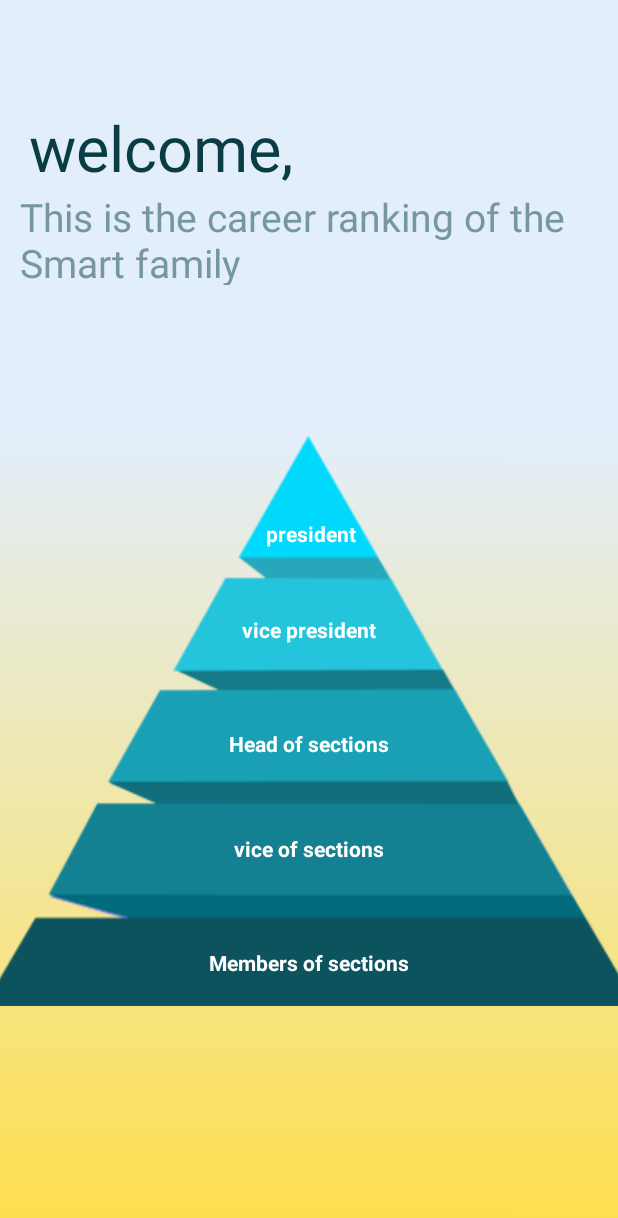
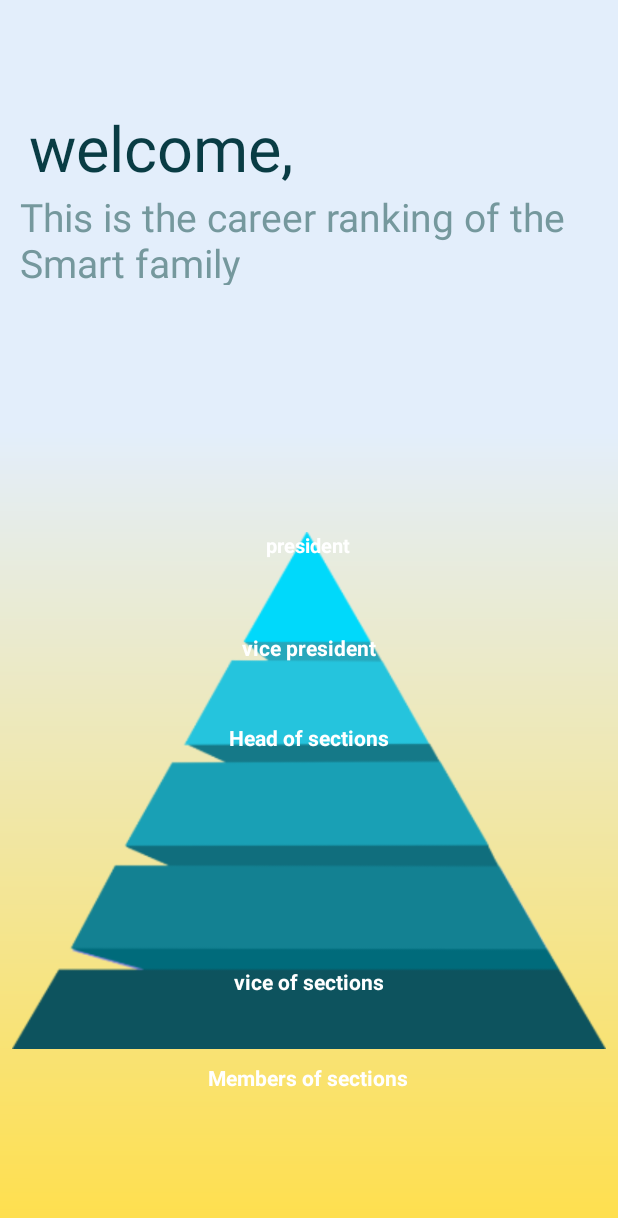
Before and after one commit to AhmedShehatah/SMART_Family, an Android app: the screen it shows after launch (MainActivity), on a phone screen of 412 x 824 dp. Shown: the top 1218 px of the screen. Run offline under Robolectric (Android 15) with nearby library versions, the phone set to English and light mode, and no system bars.

Commit message:
implement BaseFragment + Edit UI.

```diff
--- a/app/build.gradle
+++ b/app/build.gradle
@@ -43,6 +43,8 @@ dependencies {
     implementation 'com.google.android.material:material:1.4.0'
     implementation 'androidx.constraintlayout:constraintlayout:2.1.1'
     implementation 'androidx.legacy:legacy-support-v4:1.0.0'
+    implementation 'androidx.navigation:navigation-fragment-ktx:2.3.5'
+    implementation 'androidx.navigation:navigation-ui-ktx:2.3.5'
     testImplementation 'junit:junit:4.+'
     androidTestImplementation 'androidx.test.ext:junit:1.1.3'
     androidTestImplementation 'androidx.test.espresso:espresso-core:3.4.0'
--- /dev/null
+++ b/app/src/main/java/com/ahmed/smartfamily/BaseFragment.kt
@@ -0,0 +1,59 @@
+package com.ahmed.smartfamily
+
+import android.app.Dialog
+import android.content.Context
+import android.os.Bundle
+import android.view.LayoutInflater
+import android.view.View
+import android.view.ViewGroup
+import androidx.fragment.app.Fragment
+import androidx.viewbinding.ViewBinding
+
+
+abstract class BaseFragment<T : ViewBinding> : Fragment() {
+    //Binding View
+    private var _binding: ViewBinding? = null
+    abstract val bindingInflater: (LayoutInflater, ViewGroup?, Boolean) -> T
+
+    //this will be used in child classes
+    protected val binding: T
+        get() = _binding as T
+
+
+    lateinit var mDialog: Dialog
+
+    fun showProgressDialog(context: Context) {
+        mDialog = Dialog(context)
+        mDialog.setContentView(R.layout.fragment_base)
+        mDialog.show()
+    }
+
+    fun hideProgressDialog() {
+        mDialog.dismiss()
+    }
+
+    override fun onCreateView(
+        inflater: LayoutInflater, container: ViewGroup?,
+        savedInstanceState: Bundle?
+    ): View? {
+        _binding = bindingInflater.invoke(inflater, container, false)
+        return _binding!!.root
+
+    }
+
+    override fun onViewCreated(view: View, savedInstanceState: Bundle?) {
+        super.onViewCreated(view, savedInstanceState)
+        setupOnViewCreated(view)
+    }
+
+    override fun onDestroy() {
+        super.onDestroy()
+        _binding = null
+    }
+
+
+    //Implemented into the child class
+    abstract fun setupOnViewCreated(view: View)
+
+
+}
--- a/app/src/main/java/com/ahmed/smartfamily/RankingFragment.kt
+++ /dev/null
@@ -1,32 +0,0 @@
-package com.ahmed.smartfamily
-
-import android.os.Bundle
-import androidx.fragment.app.Fragment
-import android.view.LayoutInflater
-import android.view.View
-import android.view.ViewGroup
-import com.ahmed.smartfamily.databinding.FragmentRankingBinding
-
-
-class RankingFragment : Fragment() {
-
-    private var _binding: FragmentRankingBinding? = null
-    private val binding get() = _binding!!
-
-    override fun onCreateView(
-        inflater: LayoutInflater, container: ViewGroup?,
-        savedInstanceState: Bundle?
-    ): View? {
-        // Inflate the layout for this fragment
-        _binding=FragmentRankingBinding.inflate(inflater, container, false)
-
-        binding.tvPresident.setOnClickListener {
-            val transaction = (activity as MainActivity).supportFragmentManager.beginTransaction()
-            transaction.replace(R.id.fragment_container, ImagesFragment())
-            transaction.commit()
-        }
-
-
-        return binding.root
-    }
-}
--- /dev/null
+++ b/app/src/main/java/com/ahmed/smartfamily/ui/rank/RankingFragment.kt
@@ -0,0 +1,24 @@
+package com.ahmed.smartfamily.ui.rank
+
+import android.view.LayoutInflater
+import android.view.View
+import android.view.ViewGroup
+import androidx.navigation.NavController
+import androidx.navigation.Navigation
+import com.ahmed.smartfamily.BaseFragment
+import com.ahmed.smartfamily.R
+import com.ahmed.smartfamily.databinding.FragmentRankingBinding
+
+
+class RankingFragment : BaseFragment<FragmentRankingBinding>() {
+    private lateinit var navController: NavController
+    override val bindingInflater: (LayoutInflater, ViewGroup?, Boolean) -> FragmentRankingBinding
+        get() = FragmentRankingBinding::inflate
+
+    override fun setupOnViewCreated(view: View) {
+        navController = Navigation.findNavController(view)
+        binding.tvPresident.setOnClickListener {
+            navController.navigate(R.id.action_rankingFragment_to_imagesFragment)
+        }
+    }
+}
--- a/app/src/main/java/com/ahmed/smartfamily/AnimationFragment.kt
+++ b/app/src/main/java/com/ahmed/smartfamily/ui/splash/AnimationFragment.kt
@@ -1,27 +1,29 @@
-package com.ahmed.smartfamily
+package com.ahmed.smartfamily.ui.splash
 
-import android.os.Bundle
 import android.os.Handler
-import androidx.fragment.app.Fragment
 import android.view.LayoutInflater
 import android.view.View
 import android.view.ViewGroup
 import android.view.animation.AnimationUtils
+import androidx.navigation.NavController
+import androidx.navigation.Navigation
+import com.ahmed.smartfamily.BaseFragment
+import com.ahmed.smartfamily.R
 import com.ahmed.smartfamily.databinding.FragmentAnimationBinding
 
-class AnimationFragment : Fragment() {
+class AnimationFragment : BaseFragment<FragmentAnimationBinding>() {
 
-    private var _binding: FragmentAnimationBinding? = null
-    private val binding get() = _binding!!
+    private lateinit var navController: NavController
+    override val bindingInflater: (LayoutInflater, ViewGroup?, Boolean) -> FragmentAnimationBinding
+        get() = FragmentAnimationBinding::inflate
 
-    override fun onCreateView(
-        inflater: LayoutInflater, container: ViewGroup?,
-        savedInstanceState: Bundle?
-    ): View? {
-        // Inflate the layout for this fragment
-        _binding = FragmentAnimationBinding.inflate(inflater, container, false)
-        val view = binding.root
+    override fun setupOnViewCreated(view: View) {
+        navController = Navigation.findNavController(view)
+//        animation()
+        navController.navigate(R.id.action_animationFragment_to_rankingFragment)
+    }
 
+    private fun animation() {
         //ImageView Animation
         Handler().postDelayed({
             val animation = AnimationUtils.loadAnimation(context, R.anim.blink)
@@ -123,16 +125,9 @@ class AnimationFragment : Fragment() {
             }
         }, 4800)
 
-        //Going to Second Fragment
         Handler().postDelayed({
-            val transaction = (activity as MainActivity).supportFragmentManager.beginTransaction()
-            transaction.replace(R.id.fragment_container, RankingFragment())
-            transaction.commit()
-        }, 5200)
+            navController.navigate(R.id.action_animationFragment_to_rankingFragment)
+        }, 5000)
 
-
-
-        return view
     }
-
 }
--- a/app/src/main/res/layout/activity_main.xml
+++ b/app/src/main/res/layout/activity_main.xml
@@ -8,10 +8,16 @@
     tools:context=".MainActivity">
 
     <androidx.fragment.app.FragmentContainerView
-        android:id="@+id/fragment_container"
-        android:name="com.ahmed.smartfamily.AnimationFragment"
+        android:id="@+id/my_nav_host_fragment"
+        android:name="androidx.navigation.fragment.NavHostFragment"
         android:layout_width="match_parent"
-        android:layout_height="match_parent" />
+        android:layout_height="match_parent"
+        app:defaultNavHost="true"
+        app:layout_constraintBottom_toBottomOf="parent"
+        app:layout_constraintEnd_toEndOf="parent"
+        app:layout_constraintStart_toStartOf="parent"
+        app:layout_constraintTop_toTopOf="parent"
+        app:navGraph="@navigation/main_nav" />
 
     <com.google.android.material.navigation.NavigationView
         android:layout_width="match_parent"
--- a/app/src/main/res/layout/fragment_animation.xml
+++ b/app/src/main/res/layout/fragment_animation.xml
@@ -5,7 +5,7 @@
     android:layout_width="match_parent"
     android:layout_height="match_parent"
     android:background="@drawable/ic_screen1_1"
-    tools:context=".AnimationFragment">
+    tools:context=".ui.splash.AnimationFragment">
 
     <ImageView
         android:layout_width="wrap_content"
@@ -46,7 +46,7 @@
         android:layout_alignParentBottom="true"
         android:layout_centerHorizontal="true"
         android:layout_marginBottom="66dp"
-        android:text="Activate Your Mind"
+        android:text="@string/activate_your_mind"
         android:textColor="#ccffffff"
         android:textSize="30sp"
         android:visibility="invisible"
--- a/app/src/main/res/layout/fragment_ranking.xml
+++ b/app/src/main/res/layout/fragment_ranking.xml
@@ -5,7 +5,7 @@
     android:layout_width="match_parent"
     android:layout_height="match_parent"
     android:background="@drawable/screen2_1"
-    tools:context=".RankingFragment">
+    tools:context=".ui.rank.RankingFragment">
 
     <TextView
         android:id="@+id/textView"
@@ -37,15 +37,16 @@
 
     <ImageView
         android:id="@+id/imageView2"
-        android:layout_width="435dp"
-        android:layout_height="421dp"
-        android:layout_marginStart="9dp"
+        android:layout_width="0dp"
+        android:layout_height="0dp"
+        android:layout_marginStart="8dp"
         android:layout_marginTop="80dp"
-        android:layout_marginEnd="9dp"
+        android:layout_marginEnd="8dp"
         android:layout_marginBottom="40dp"
         android:src="@drawable/iv_screen2"
         app:layout_constraintBottom_toBottomOf="parent"
         app:layout_constraintEnd_toEndOf="parent"
+        app:layout_constraintHorizontal_bias="0.0"
         app:layout_constraintStart_toStartOf="parent"
         app:layout_constraintTop_toBottomOf="@+id/textView2"
         app:layout_constraintVertical_bias="0.0" />
@@ -54,64 +55,62 @@
         android:id="@+id/tv_president"
         android:layout_width="wrap_content"
         android:layout_height="wrap_content"
-        android:layout_marginStart="177dp"
-        android:layout_marginTop="76dp"
-        android:layout_marginEnd="176dp"
+        android:layout_marginTop="84dp"
         android:text="@string/tv3_screen2"
         android:textColor="@color/white"
+        android:textSize="13sp"
         android:textStyle="bold"
-        app:layout_constraintEnd_toEndOf="parent"
-        app:layout_constraintHorizontal_bias="0.473"
-        app:layout_constraintStart_toStartOf="parent"
+        app:layout_constraintEnd_toEndOf="@+id/imageView2"
+        app:layout_constraintHorizontal_bias="0.498"
+        app:layout_constraintStart_toStartOf="@+id/imageView2"
         app:layout_constraintTop_toTopOf="@+id/imageView2" />
 
     <TextView
         android:id="@+id/tv_vice_presedent"
         android:layout_width="wrap_content"
         android:layout_height="wrap_content"
-        android:layout_marginTop="140dp"
+        android:layout_marginTop="152dp"
         android:text="@string/tv4_screen2"
         android:textColor="@color/white"
         android:textStyle="bold"
-        app:layout_constraintEnd_toEndOf="parent"
-        app:layout_constraintHorizontal_bias="0.501"
-        app:layout_constraintStart_toStartOf="parent"
+        app:layout_constraintEnd_toEndOf="@+id/imageView2"
+        app:layout_constraintStart_toStartOf="@+id/imageView2"
         app:layout_constraintTop_toTopOf="@+id/imageView2" />
 
     <TextView
         android:id="@+id/tv_head_section"
         android:layout_width="wrap_content"
         android:layout_height="wrap_content"
-        android:layout_marginTop="216dp"
+        android:layout_marginTop="212dp"
         android:text="@string/tv5_screen2"
         android:textColor="@color/white"
         android:textStyle="bold"
-        app:layout_constraintEnd_toEndOf="parent"
-        app:layout_constraintHorizontal_bias="0.501"
-        app:layout_constraintStart_toStartOf="parent"
+        app:layout_constraintEnd_toEndOf="@+id/imageView2"
+        app:layout_constraintStart_toStartOf="@+id/imageView2"
         app:layout_constraintTop_toTopOf="@+id/imageView2" />
 
     <TextView
         android:id="@+id/tv_vice_section"
         android:layout_width="wrap_content"
         android:layout_height="wrap_content"
-        android:layout_marginBottom="116dp"
+        android:layout_marginBottom="120dp"
         android:text="@string/tv6_screen2"
         android:textColor="@color/white"
         android:textStyle="bold"
         app:layout_constraintBottom_toBottomOf="@+id/imageView2"
-        app:layout_constraintEnd_toEndOf="parent"
-        app:layout_constraintStart_toStartOf="parent" />
+        app:layout_constraintEnd_toEndOf="@+id/imageView2"
+        app:layout_constraintStart_toStartOf="@+id/imageView2" />
 
     <TextView
         android:id="@+id/tv_member"
         android:layout_width="wrap_content"
         android:layout_height="wrap_content"
-        android:layout_marginBottom="40dp"
+        android:layout_marginBottom="56dp"
         android:text="@string/tv7_screen2"
         android:textColor="@color/white"
         android:textStyle="bold"
         app:layout_constraintBottom_toBottomOf="@+id/imageView2"
-        app:layout_constraintEnd_toEndOf="parent"
-        app:layout_constraintStart_toStartOf="parent" />
+        app:layout_constraintEnd_toEndOf="@+id/imageView2"
+        app:layout_constraintHorizontal_bias="0.498"
+        app:layout_constraintStart_toStartOf="@+id/imageView2" />
 </androidx.constraintlayout.widget.ConstraintLayout>
--- /dev/null
+++ b/app/src/main/res/navigation/main_nav.xml
@@ -0,0 +1,33 @@
+<?xml version="1.0" encoding="utf-8"?>
+<navigation xmlns:android="http://schemas.android.com/apk/res/android"
+    xmlns:app="http://schemas.android.com/apk/res-auto"
+    xmlns:tools="http://schemas.android.com/tools"
+    android:id="@+id/main_nav"
+    app:startDestination="@id/animationFragment">
+
+    <fragment
+        android:id="@+id/animationFragment"
+        android:name="com.ahmed.smartfamily.ui.splash.AnimationFragment"
+        android:label="fragment_animation"
+        tools:layout="@layout/fragment_animation" >
+        <action
+            android:id="@+id/action_animationFragment_to_rankingFragment"
+            app:destination="@id/rankingFragment"
+            app:popUpTo="@id/animationFragment"
+            app:popUpToInclusive="true" />
+    </fragment>
+    <fragment
+        android:id="@+id/imagesFragment"
+        android:name="com.ahmed.smartfamily.ui.president.ImagesFragment"
+        android:label="fragment_images"
+        tools:layout="@layout/fragment_images" />
+    <fragment
+        android:id="@+id/rankingFragment"
+        android:name="com.ahmed.smartfamily.ui.rank.RankingFragment"
+        android:label="fragment_ranking"
+        tools:layout="@layout/fragment_ranking" >
+        <action
+            android:id="@+id/action_rankingFragment_to_imagesFragment"
+            app:destination="@id/imagesFragment" />
+    </fragment>
+</navigation>
--- /dev/null
+++ b/app/src/main/res/values/dimens.xml
@@ -0,0 +1,5 @@
+<?xml version="1.0" encoding="utf-8"?>
+<resources>
+    <dimen name="_30dp">30dp</dimen>
+    <dimen name="_20sp">20sp</dimen>
+</resources>
--- a/app/src/main/res/values/strings.xml
+++ b/app/src/main/res/values/strings.xml
@@ -11,6 +11,8 @@
     <string name="tv7_screen2">Members of sections</string>
     <string name="there_are_the_presidents">There are the presidents:-</string>
     <string name="ahmed_abubakr">Ahmed Abubakr</string>
+    <string name="image">image</string>
     <string name="eslam_ali">Eslam Ali</string>
-    <string name="image">image</string>
+    <string name="please_wait">Please Wait</string>
+    <string name="activate_your_mind">Activate Your Mind</string>
 </resources>
```
Also changed, not shown: app/src/main/java/com/ahmed/smartfamily/ui/president/ImagesFragment.kt (renamed from app/src/main/java/com/ahmed/smartfamily/ImagesFragment.kt, +6 -7 lines), app/src/main/res/layout/fragment_base.xml (added, +27 -0 lines), app/src/main/res/layout/fragment_images.xml (+85 -44 lines).
